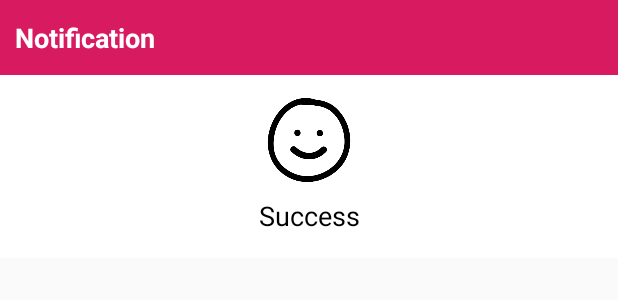
After one commit to mrzkybmsty/RESTApplication, an Android app: the layout alert_dialog_with_imageview.xml on its own in the app's theme, with its tools: preview values and no code run, on a phone screen of 412 x 824 dp. The commit adds this screen. Shown: the top 300 px of the screen. Run offline under Robolectric (Android 15) with nearby library versions, the phone set to English and light mode, and no system bars.

Commit message:
Confirmation Alert Dialog

```diff
--- a/app/src/main/java/winteq/restapplication/ConfirmActivity.java
+++ b/app/src/main/java/winteq/restapplication/ConfirmActivity.java
@@ -1,12 +1,15 @@
 package winteq.restapplication;
 
+import androidx.appcompat.app.AlertDialog;
 import androidx.appcompat.app.AppCompatActivity;
 
 import android.content.Context;
+import android.content.DialogInterface;
 import android.content.Intent;
 import android.os.AsyncTask;
 import android.os.Bundle;
 import android.util.Log;
+import android.view.LayoutInflater;
 import android.view.View;
 import android.widget.Button;
 import android.widget.TextView;
@@ -97,10 +100,21 @@ public class ConfirmActivity extends AppCompatActivity {
 
         @Override
         protected void onPostExecute(String result) {
-            Toast.makeText(ConfirmActivity.this, "Success", Toast.LENGTH_LONG).show();
-            Intent intent = new Intent(ConfirmActivity.this, HomeActivity.class);
-            startActivity(intent);
-            finish();
+//            Toast.makeText(ConfirmActivity.this, "Success", Toast.LENGTH_LONG).show();
+            AlertDialog.Builder builder = new AlertDialog.Builder(ConfirmActivity.this);
+            LayoutInflater inflater = getLayoutInflater();
+            View dialogLayout = inflater.inflate(R.layout.alert_dialog_with_imageview, null);
+            builder.setPositiveButton("OK", new DialogInterface.OnClickListener() {
+                @Override
+                public void onClick(DialogInterface dialog, int which) {
+                    Intent intent = new Intent(ConfirmActivity.this, LoginActivity.class);
+                    startActivity(intent);
+                    finish();
+                }
+            });
+            builder.setCancelable(false);
+            builder.setView(dialogLayout);
+            builder.show();
         }
     }
 }
--- a/app/src/main/java/winteq/restapplication/MainActivity.java
+++ b/app/src/main/java/winteq/restapplication/MainActivity.java
@@ -1,10 +1,13 @@
 package winteq.restapplication;
 
+import android.content.DialogInterface;
 import android.content.Intent;
 import android.os.Bundle;
+import android.view.LayoutInflater;
 import android.view.View;
 import android.widget.Button;
 
+import androidx.appcompat.app.AlertDialog;
 import androidx.appcompat.app.AppCompatActivity;
 
 import Helper.Preferences;
@@ -23,6 +26,7 @@ public class MainActivity extends AppCompatActivity {
         loginButton.setOnClickListener(new View.OnClickListener() {
             @Override
             public void onClick(View v) {
+
                 Intent intent = new Intent(MainActivity.this, LoginActivity.class);
                 startActivity(intent);
                 finish();
--- /dev/null
+++ b/app/src/main/res/layout/alert_dialog_with_imageview.xml
@@ -0,0 +1,50 @@
+<?xml version="1.0" encoding="utf-8"?>
+<RelativeLayout xmlns:android="http://schemas.android.com/apk/res/android"
+    android:layout_width="fill_parent"
+    android:layout_height="fill_parent">
+
+    <TextView
+        android:id="@+id/title"
+        android:layout_width="match_parent"
+        android:layout_height="50dp"
+        android:background="@color/colorAccent"
+        android:gravity="center_vertical"
+        android:paddingLeft="10dp"
+        android:paddingRight="10dp"
+        android:text="@string/notification"
+        android:textColor="#fff"
+        android:textSize="18sp"
+        android:textStyle="bold" />
+
+    <RelativeLayout
+        android:id="@+id/body"
+        android:layout_width="match_parent"
+        android:layout_height="wrap_content"
+        android:layout_below="@+id/title"
+        android:layout_alignParentStart="true"
+        android:layout_alignParentLeft="true"
+        android:background="#FFF"
+        android:paddingBottom="16dp">
+
+        <ImageView
+            android:id="@+id/image"
+            android:layout_width="56dp"
+            android:layout_height="56dp"
+            android:layout_centerHorizontal="true"
+            android:layout_marginTop="15dp"
+            android:background="#00FFFFFF"
+            android:contentDescription="image"
+            android:scaleType="centerCrop"
+            android:src="@drawable/smile" />
+
+        <TextView
+            android:layout_width="match_parent"
+            android:layout_height="wrap_content"
+            android:layout_below="@+id/image"
+            android:layout_marginTop="10dp"
+            android:gravity="center"
+            android:text="@string/success"
+            android:textColor="#000"
+            android:textSize="18sp" />
+    </RelativeLayout>
+</RelativeLayout>
--- a/app/src/main/res/values/strings.xml
+++ b/app/src/main/res/values/strings.xml
@@ -23,4 +23,6 @@
     <string name="stored">Your data have been stored</string>
     <string name="confirm">Confirm</string>
     <string name="rack_position">Rack Position</string>
+    <string name="success">Success</string>
+    <string name="notification">Notification</string>
 </resources>
```
Also changed, not shown: app/src/main/res/drawable-hdpi/smile.png (added), app/src/main/res/drawable-ldpi/smile.png (added), app/src/main/res/drawable-mdpi/smile.png (added), app/src/main/res/drawable-xhdpi/smile.png (added), app/src/main/res/drawable-xxhdpi/smile.png (added), app/src/main/res/drawable-xxxhdpi/smile.png (added).
